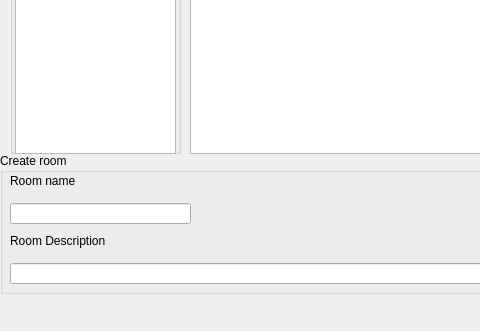
vivekvpandya/RoomManager, file mainwindow.ui: the form before one commit; both pictures show x 0 to 480 and y 134 to 465 of the 668 by 465 pixel window.
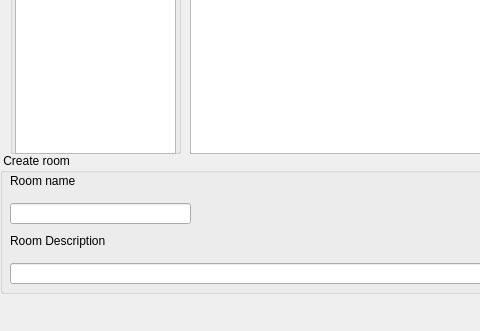
The form after the commit.

Diff of the .ui file:
```diff
--- a/mainwindow.ui
+++ b/mainwindow.ui
@@ -24,7 +24,7 @@
      </rect>
     </property>
     <property name="title">
-     <string>Create room</string>
+     <string> Create room</string>
     </property>
     <widget class="QPushButton" name="createBtn">
      <property name="geometry">
```
Left out of the diff: 2 changed lines with no effect on the pictures.
